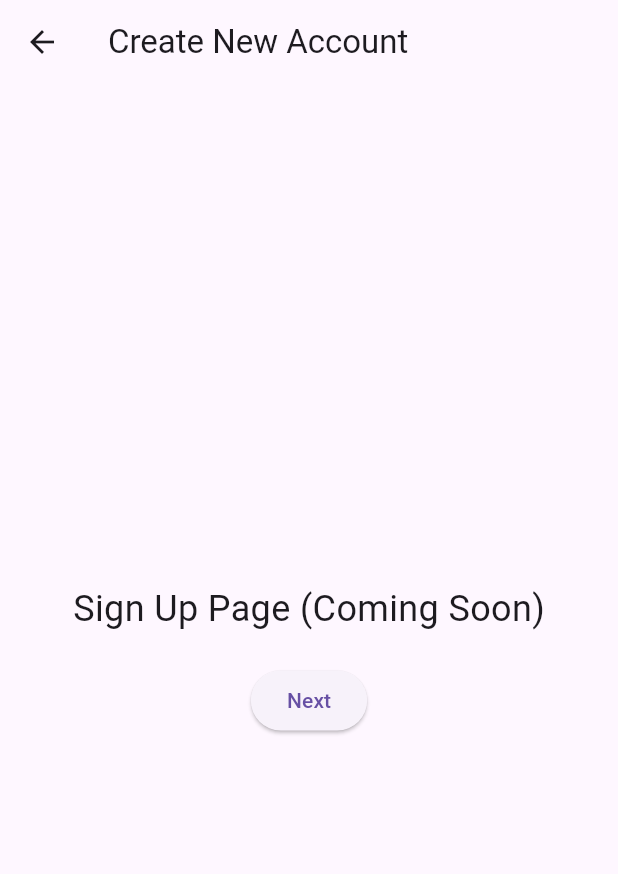
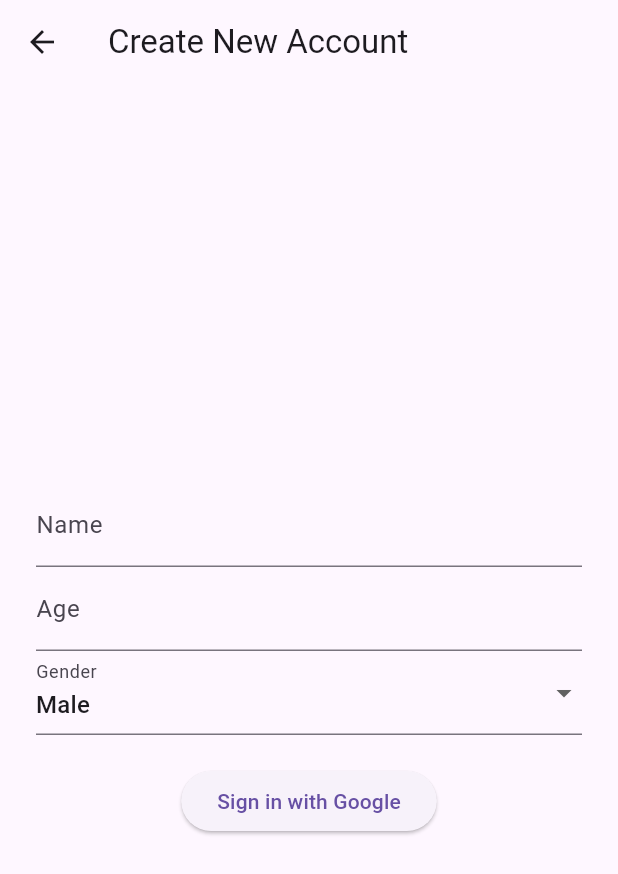
Before and after one commit to vsingh9/citrushack-2025, a Flutter app: the SignUpScreen screen opened by its route, on a phone screen of 412 x 824 dp. Shown: the top 874 px of the screen. Run offline on Flutter 3.47's test engine with Material 3 defaults, Android fonts, the phone set to English and light mode, and no system bars; our stand-ins replace flutter_svg, google_sign_in; network calls fail; Roboto replaces fonts that are missing (Georgia).

Commit message:
added more to front end

```diff
--- a/carpal/lib/pages/signup_screen.dart
+++ b/carpal/lib/pages/signup_screen.dart
@@ -1,25 +1,74 @@
 // pages/signup_screen.dart
 import 'package:flutter/material.dart';
+import 'package:google_sign_in/google_sign_in.dart';
 
-class SignUpScreen extends StatelessWidget {
+class SignUpScreen extends StatefulWidget {
+  @override
+  _SignUpScreenState createState() => _SignUpScreenState();
+}
+
+class _SignUpScreenState extends State<SignUpScreen> {
+  final TextEditingController nameController = TextEditingController();
+  final TextEditingController ageController = TextEditingController();
+  String gender = 'Male';
+
+  Future<void> _handleGoogleSignIn() async {
+    try {
+      final GoogleSignIn googleSignIn = GoogleSignIn();
+      final GoogleSignInAccount? account = await googleSignIn.signIn();
+
+      if (account != null) {
+        // Optional: You can store user info here using SharedPreferences or Firebase
+        Navigator.pushReplacementNamed(context, '/home');
+      } else {
+        ScaffoldMessenger.of(context).showSnackBar(
+          SnackBar(content: Text('Google sign-in canceled.')),
+        );
+      }
+    } catch (error) {
+      ScaffoldMessenger.of(context).showSnackBar(
+        SnackBar(content: Text('Sign-in failed: $error')),
+      );
+    }
+  }
+
   @override
   Widget build(BuildContext context) {
     return Scaffold(
       appBar: AppBar(title: Text('Create New Account')),
-      body: Center(
+      body: Padding(
+        padding: const EdgeInsets.all(24.0),
         child: Column(
           mainAxisAlignment: MainAxisAlignment.center,
           children: [
-            Text(
-              'Sign Up Page (Coming Soon)',
-              style: TextStyle(fontSize: 24),
+            TextField(
+              controller: nameController,
+              decoration: InputDecoration(labelText: 'Name'),
+            ),
+            TextField(
+              controller: ageController,
+              keyboardType: TextInputType.number,
+              decoration: InputDecoration(labelText: 'Age'),
+            ),
+            DropdownButtonFormField<String>(
+              value: gender,
+              onChanged: (String? newValue) {
+                setState(() {
+                  gender = newValue!;
+                });
+              },
+              items: ['Male', 'Female', 'Other']
+                  .map((label) => DropdownMenuItem(
+                        child: Text(label),
+                        value: label,
+                      ))
+                  .toList(),
+              decoration: InputDecoration(labelText: 'Gender'),
             ),
             SizedBox(height: 20),
             ElevatedButton(
-              onPressed: () {
-                Navigator.pushNamed(context, '/home');
-              },
-              child: Text('Next'),
+              onPressed: _handleGoogleSignIn,
+              child: Text('Sign in with Google'),
             ),
           ],
         ),
--- a/carpal/pubspec.yaml
+++ b/carpal/pubspec.yaml
@@ -35,6 +35,8 @@ dependencies:
   # Use with the CupertinoIcons class for iOS style icons.
   cupertino_icons: ^1.0.8
   flutter_svg: ^2.0.7  # Or the latest version
+  google_sign_in: ^6.1.5  # or the latest version
+
 
 dev_dependencies:
   flutter_test:
```
Also changed, not shown: carpal/lib/pages/home_screen.dart (+3 -8 lines), carpal/pubspec.lock, 1 other file.
